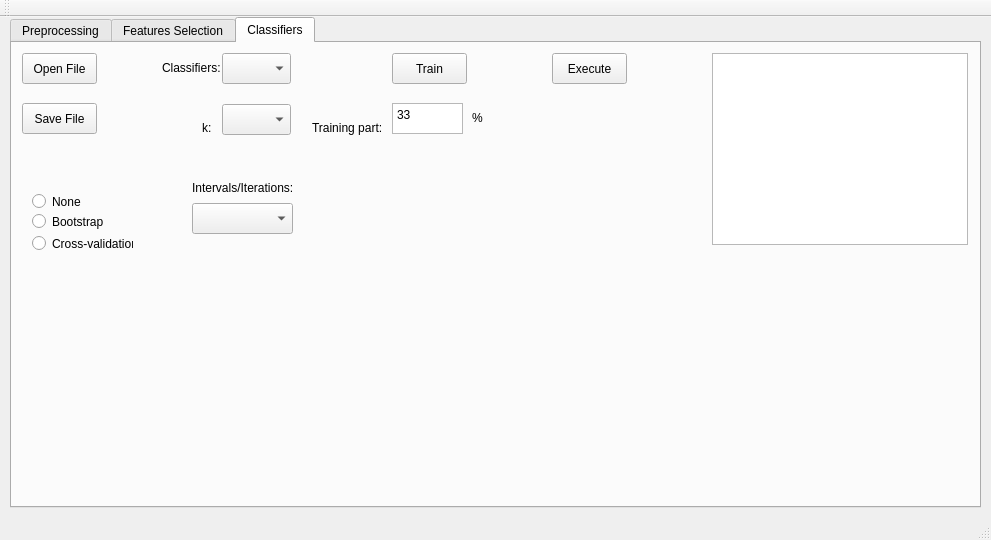
First picture: the form in mainwindow.ui, repository lukarzmen/ProjektSMPD, before the edit.
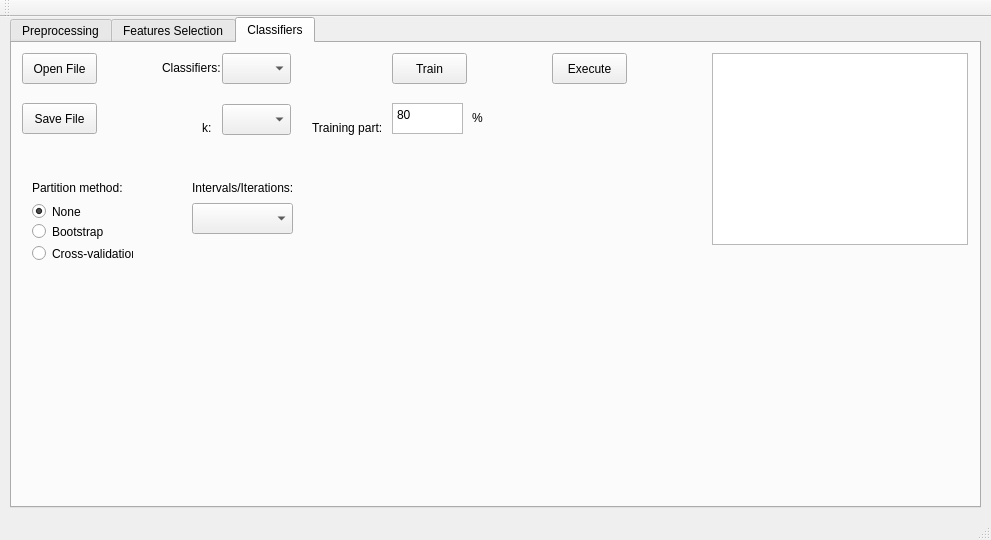
Second picture: the form after the edit.

The edit to the form file:
```diff
--- a/mainwindow.ui
+++ b/mainwindow.ui
@@ -275,7 +275,7 @@
        </rect>
       </property>
       <property name="plainText">
-       <string>33</string>
+       <string>80</string>
       </property>
      </widget>
      <widget class="QPushButton" name="CpushButtonExecute">
@@ -331,7 +331,7 @@
       <property name="geometry">
        <rect>
         <x>20</x>
-        <y>150</y>
+        <y>160</y>
         <width>82</width>
         <height>17</height>
        </rect>
@@ -339,6 +339,9 @@
       <property name="text">
        <string>None</string>
       </property>
+      <property name="checked">
+       <bool>true</bool>
+      </property>
       <attribute name="buttonGroup">
        <string notr="true">buttonGroup_2</string>
       </attribute>
@@ -347,7 +350,7 @@
       <property name="geometry">
        <rect>
         <x>20</x>
-        <y>170</y>
+        <y>180</y>
         <width>82</width>
         <height>17</height>
        </rect>
@@ -363,7 +366,7 @@
       <property name="geometry">
        <rect>
         <x>20</x>
-        <y>190</y>
+        <y>200</y>
         <width>101</width>
         <height>21</height>
        </rect>
@@ -398,6 +401,19 @@
        </rect>
       </property>
      </widget>
+     <widget class="QLabel" name="ClabelTraningPart_4">
+      <property name="geometry">
+       <rect>
+        <x>20</x>
+        <y>130</y>
+        <width>131</width>
+        <height>31</height>
+       </rect>
+      </property>
+      <property name="text">
+       <string>&lt;html&gt;&lt;head/&gt;&lt;body&gt;&lt;p&gt;Partition method:&lt;/p&gt;&lt;/body&gt;&lt;/html&gt;</string>
+      </property>
+     </widget>
     </widget>
    </widget>
   </widget>
```
Left out of the diff: 6 changed lines with no effect on the pictures.
